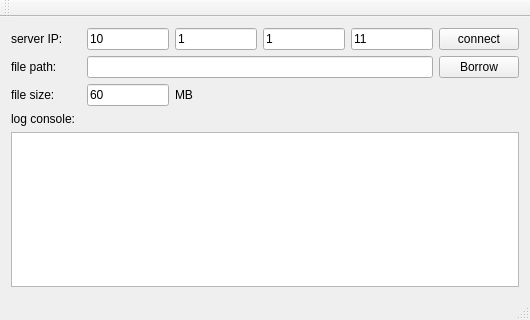
The window that qt/FZ3TCPClient/mainwindow.ui (HosseinBeheshti/FZ3) describes before a commit, drawn with Qt 5.
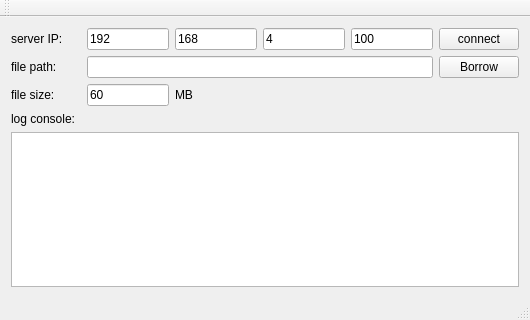
The same window after the commit.

Commit message: change Qt application settings

Diff of the .ui file:
```diff
--- a/qt/FZ3TCPClient/mainwindow.ui
+++ b/qt/FZ3TCPClient/mainwindow.ui
@@ -35,7 +35,7 @@
     <item row="0" column="4">
      <widget class="QLineEdit" name="lineEdit_ip3">
       <property name="text">
-       <string>1</string>
+       <string>4</string>
       </property>
      </widget>
     </item>
@@ -49,14 +49,14 @@
     <item row="0" column="5">
      <widget class="QLineEdit" name="lineEdit_ip4">
       <property name="text">
-       <string>11</string>
+       <string>100</string>
       </property>
      </widget>
     </item>
     <item row="0" column="2">
      <widget class="QLineEdit" name="lineEdit_ip1">
       <property name="text">
-       <string>10</string>
+       <string>192</string>
       </property>
      </widget>
     </item>
@@ -84,7 +84,7 @@
     <item row="0" column="3">
      <widget class="QLineEdit" name="lineEdit_ip2">
       <property name="text">
-       <string>1</string>
+       <string>168</string>
       </property>
      </widget>
     </item>
```
The commit also changes 1 other file.
